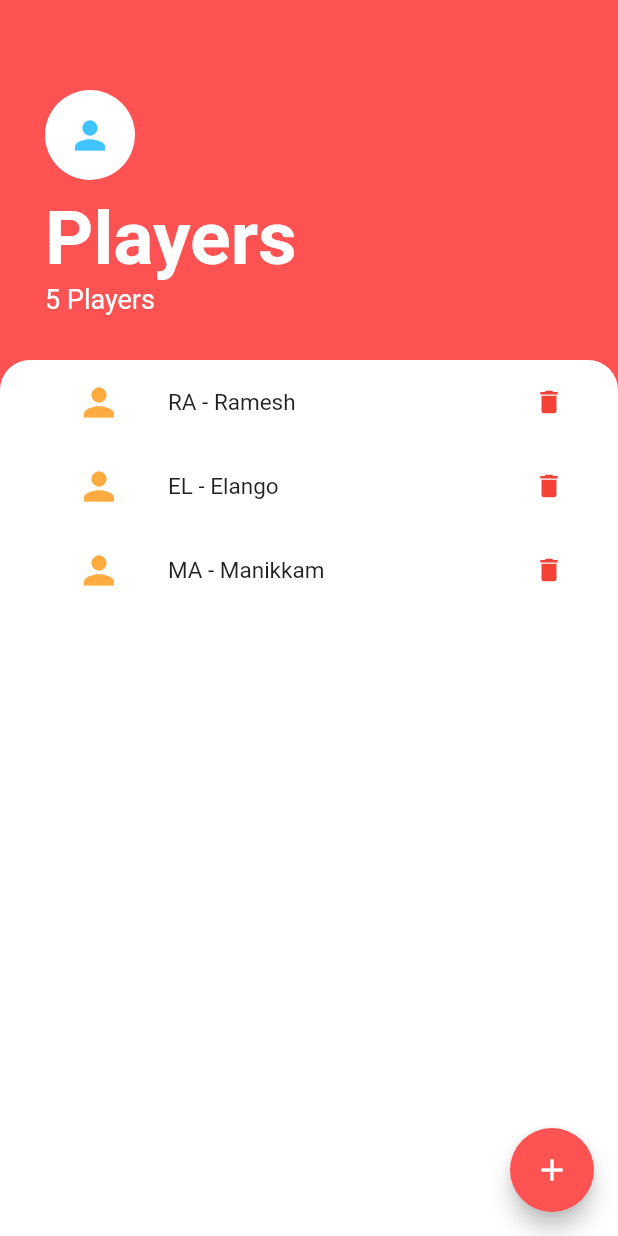
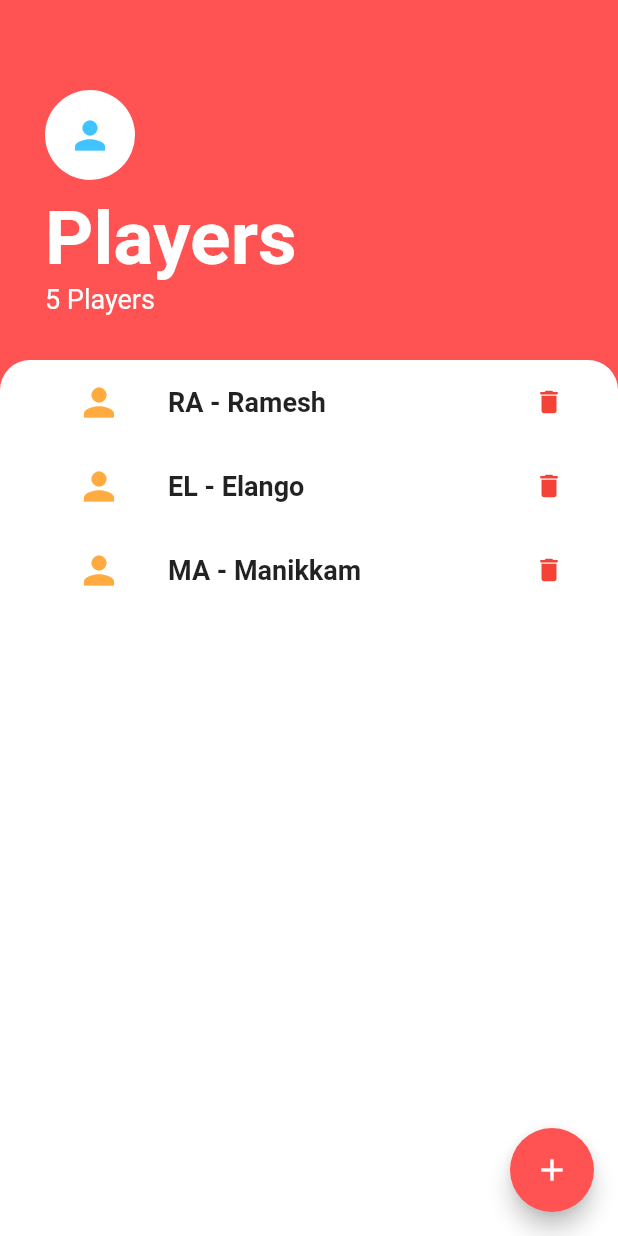
Before and after one commit to coder-selvarajan/vai_raja_vai, a Flutter app: the PlayersScreen screen opened directly, on a phone screen of 412 x 824 dp. Run offline on Flutter 3.47's test engine with Material 2 defaults, Android fonts, the phone set to English and light mode, and no system bars; our stand-ins replace flutter_native_splash, sqflite; accounts and stored records are empty.

Commit message:
Player list and tile component added with functionalities

```diff
--- a/lib/models/model.dart
+++ b/lib/models/model.dart
@@ -54,7 +54,7 @@ class Game {
   //for debugging
   @override
   String toString() {
-    return 'Game(id: $id, time: $time, playercount: $playercount';
+    return 'Game(id: $id, time: $time, playercount: $playercount)';
   }
 }
 
--- a/lib/widgets/PlayerInput.dart
+++ b/lib/widgets/PlayerInput.dart
@@ -16,7 +16,7 @@ class PlayerInput extends StatelessWidget {
           child: Column(
             children: [
               Container(
-                padding: EdgeInsets.all(20.0),
+                padding: const EdgeInsets.all(20.0),
                 child: const TextField(
                   decoration: InputDecoration(
                     filled: true,
--- a/lib/widgets/player_tile.dart
+++ b/lib/widgets/player_tile.dart
@@ -26,7 +26,7 @@ class PlayerTile extends StatelessWidget {
       ),
       title: Text(
         "$shortname - $name",
-        style: const TextStyle(fontSize: 15),
+        style: const TextStyle(fontSize: 18, fontWeight: FontWeight.bold),
       ),
       trailing: const Icon(
         Icons.delete,
--- a/lib/widgets/players_list.dart
+++ b/lib/widgets/players_list.dart
@@ -11,6 +11,7 @@ class PlayersList extends StatelessWidget {
     return Consumer<PlayerData>(
       builder: (context, playerData, child) {
         return ListView.builder(
+          itemCount: playerData.playerCount,
           itemBuilder: (context, index) {
             final player = playerData.Players[index];
             return PlayerTile(
@@ -19,7 +20,6 @@ class PlayersList extends StatelessWidget {
               color: player.color,
             );
           },
-          itemCount: playerData.playerCount,
         );
       },
     );
```
Also changed, not shown: lib/models/game_data.dart (added, +24 -0 lines).
